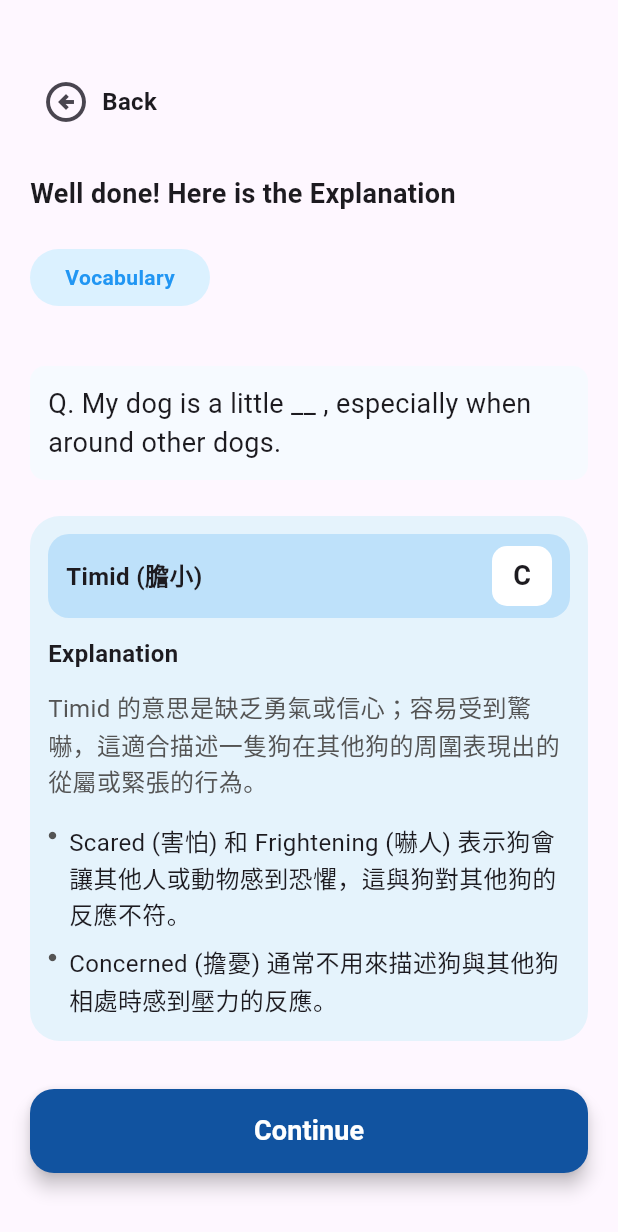
After one commit to dev-shaon/Learnova-App, a Flutter app: the ResultScreen screen opened directly, on a phone screen of 412 x 824 dp. The commit adds this screen. Shown: the top 1232 px of the screen. Run offline on Flutter 3.47's test engine with Material 3 defaults, Android fonts, the phone set to English and light mode, and no system bars.

Commit message:
Result screen complete

```diff
--- a/lib/Screens/Bottom Navbar Screens/Bottom_Navigation_screen.dart
+++ b/lib/Screens/Bottom Navbar Screens/Bottom_Navigation_screen.dart
@@ -2,7 +2,7 @@ import 'package:flutter/material.dart';
 import 'package:learnova_app/Screens/Bottom Navbar Screens/Home_Screen.dart';
 import 'package:learnova_app/Screens/Bottom Navbar Screens/Profile_Screen.dart';
 import 'package:learnova_app/Screens/Bottom Navbar Screens/Video_Screen.dart';
-import 'package:learnova_app/Screens/Bottom%20Navbar%20Screens/understanding.dart';
+import 'package:learnova_app/Screens/Bottom%20Navbar%20Screens/question_screen.dart';
 
 class BottomNavigationScreen extends StatefulWidget {
   const BottomNavigationScreen({super.key});
--- /dev/null
+++ b/lib/Screens/Bottom Navbar Screens/Result_screen.dart
@@ -0,0 +1,180 @@
+import 'package:flutter/material.dart';
+import 'package:learnova_app/Widgets/CustomButton.dart';
+
+class ResultScreen extends StatelessWidget {
+  const ResultScreen({super.key});
+
+  @override
+  Widget build(BuildContext context) {
+    return Scaffold(
+      body: SafeArea(
+        child: Padding(
+          padding: const EdgeInsets.all(20),
+          child: SingleChildScrollView(
+            child: Column(
+              crossAxisAlignment: CrossAxisAlignment.start,
+              children: [
+                SizedBox(height: 24),
+                Row(
+                  children: [
+                    IconButton(
+                      onPressed: () => Navigator.pop(context),
+                      icon: Icon(Icons.arrow_circle_left_outlined, size: 32),
+                    ),
+                    Text(
+                      "Back",
+                      style: TextStyle(
+                        fontSize: 16,
+                        fontWeight: FontWeight.bold,
+                      ),
+                    ),
+                  ],
+                ),
+                SizedBox(height: 24),
+                Text(
+                  "Well done! Here is the Explanation",
+                  style: TextStyle(fontSize: 18, fontWeight: FontWeight.bold),
+                ),
+                SizedBox(height: 24),
+                _categoryTag(),
+                SizedBox(height: 40),
+                _questionContainer(),
+                SizedBox(height: 24),
+                _answerCard(),
+                SizedBox(height: 32),
+                CustomButton(text: "Continue", onPressed: (){})
+              ],
+            ),
+          ),
+        ),
+      ),
+    );
+  }
+
+  // Correct answer card with explanation
+  Widget _answerCard() {
+    return Container(
+      width: double.infinity,
+      decoration: BoxDecoration(
+        color: Color.fromARGB(255, 229, 243, 252),
+        borderRadius: BorderRadius.circular(20),
+      ),
+      padding: EdgeInsets.all(12),
+      child: Column(
+        crossAxisAlignment: CrossAxisAlignment.start,
+        children: [
+          // Answer row
+          Container(
+            width: double.infinity,
+            height: 56,
+            decoration: BoxDecoration(
+              color: Color(0xFFBEE1FA),
+              borderRadius: BorderRadius.circular(14),
+            ),
+            padding: EdgeInsets.symmetric(horizontal: 12, vertical: 8),
+            child: Row(
+              mainAxisAlignment: MainAxisAlignment.spaceBetween,
+              children: [
+                Text(
+                  "Timid (膽小)",
+                  style: TextStyle(fontSize: 16, fontWeight: FontWeight.w600),
+                ),
+                Container(
+                  height: 40,
+                  width: 40,
+                  decoration: BoxDecoration(
+                    color: Colors.white,
+                    borderRadius: BorderRadius.circular(10),
+                  ),
+                  child: Center(
+                    child: Text(
+                      "C",
+                      style: TextStyle(
+                        fontSize: 18,
+                        fontWeight: FontWeight.bold,
+                      ),
+                    ),
+                  ),
+                ),
+              ],
+            ),
+          ),
+          SizedBox(height: 12),
+          // Explanation header
+          Text(
+            "Explanation",
+            style: TextStyle(fontSize: 16, fontWeight: FontWeight.bold),
+          ),
+          SizedBox(height: 12),
+          // Explanation text
+          Text(
+            "Timid 的意思是缺乏勇氣或信心；容易受到驚嚇，這適合描述一隻狗在其他狗的周圍表現出的從屬或緊張的行為。",
+            style: TextStyle(
+              fontSize: 16,
+              height: 1.5,
+              color: Color(0xff545454),
+            ),
+          ),
+          SizedBox(height: 12),
+          _bulletPoint(
+            "Scared (害怕) 和 Frightening (嚇人) 表示狗會讓其他人或動物感到恐懼，這與狗對其他狗的反應不符。",
+          ),
+          _bulletPoint("Concerned (擔憂) 通常不用來描述狗與其他狗相處時感到壓力的反應。"),
+        ],
+      ),
+    );
+  }
+
+  // Bullet point widget
+  Widget _bulletPoint(String text) {
+    return Padding(
+      padding: const EdgeInsets.symmetric(vertical: 4.0),
+      child: Row(
+        crossAxisAlignment: CrossAxisAlignment.start,
+        children: [
+          Padding(
+            padding: const EdgeInsets.only(top: 6.0, right: 8.0),
+            child: Icon(Icons.circle, size: 6, color: Color(0xff545454)),
+          ),
+          Expanded(
+            child: Text(text, style: TextStyle(fontSize: 16, height: 1.5)),
+          ),
+        ],
+      ),
+    );
+  }
+}
+
+// Category tag widget
+Widget _categoryTag() {
+  return Container(
+    height: 38,
+    width: 120,
+    decoration: BoxDecoration(
+      color: Color(0xFFDBF1FF),
+      borderRadius: BorderRadius.circular(20),
+    ),
+    child: Center(
+      child: Text(
+        "Vocabulary",
+        style: TextStyle(color: Colors.blue, fontWeight: FontWeight.w600),
+      ),
+    ),
+  );
+}
+
+// Question container widget
+Widget _questionContainer() {
+  return Container(
+    width: double.infinity,
+    decoration: BoxDecoration(
+      color: Color(0xFFF6FAFF),
+      borderRadius: BorderRadius.circular(10),
+    ),
+    padding: EdgeInsets.all(12),
+    child: Text(
+      "Q. My dog is a little __ , especially when around other dogs.",
+      style: TextStyle(fontSize: 18),
+    ),
+  );
+}
--- a/lib/Screens/Bottom Navbar Screens/question_screen.dart
+++ b/lib/Screens/Bottom Navbar Screens/question_screen.dart
@@ -1,7 +1,9 @@
 import 'package:flutter/material.dart';
+import 'package:learnova_app/Screens/Bottom%20Navbar%20Screens/Result_screen.dart';
 import 'package:learnova_app/Widgets/CustomButton.dart';
 
 class Understanding extends StatefulWidget {
+
   const Understanding({super.key});
 
   @override
@@ -72,8 +74,16 @@ class _UnderstandingState extends State<Understanding> {
                   ),
                 ),
               ),
-              SizedBox(height: 40,),
-              CustomButton(text: "Next", onPressed: (){})
+              SizedBox(height: 40),
+              CustomButton(
+                text: "Next",
+                onPressed: () {
+                  Navigator.push(
+                    context,
+                    MaterialPageRoute(builder: (context) => ResultScreen()),
+                  );
+                },
+              ),
             ],
           ),
         ),
@@ -93,10 +103,7 @@ class _UnderstandingState extends State<Understanding> {
       child: Center(
         child: Text(
           "Vocabulary",
-          style: TextStyle(
-            color: Colors.blue,
-            fontWeight: FontWeight.w600,
-          ),
+          style: TextStyle(color: Colors.blue, fontWeight: FontWeight.w600),
         ),
       ),
     );
@@ -155,7 +162,7 @@ class _UnderstandingState extends State<Understanding> {
                 ),
                 child: Center(child: Text(alpha)),
               ),
-            )
+            ),
           ],
         ),
       ),
```
